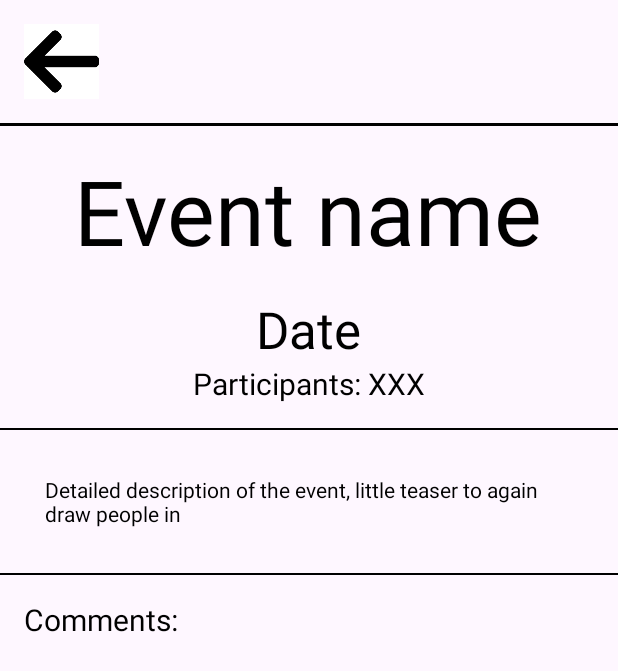
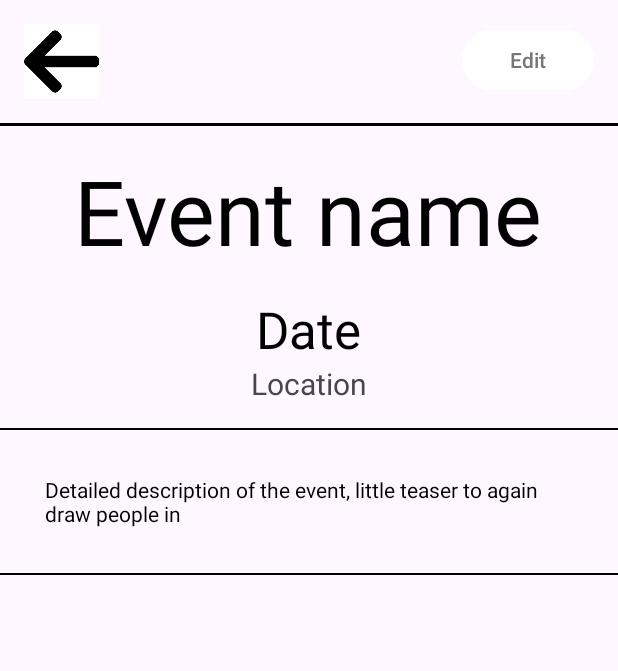
Before and after one commit to Nihaldhara/EsieaBoard, an Android app: the EventPageActivity screen opened directly, with no data from a screen before it, on a phone screen of 412 x 824 dp. Shown: the top 671 px of the screen. Run offline under Robolectric (Android 15) with nearby library versions, the light colour scheme and no system bars.

Commit message:
Version 1.0.0-dev+004

```diff
--- a/app/src/main/java/com/example/esieaboard/EventPageActivity.java
+++ b/app/src/main/java/com/example/esieaboard/EventPageActivity.java
@@ -1,13 +1,66 @@
 package com.example.esieaboard;
 
+import android.content.Intent;
+import android.view.View;
+import android.widget.Button;
+import android.widget.ImageButton;
+import android.widget.TextView;
 import androidx.appcompat.app.AppCompatActivity;
 import android.os.Bundle;
 
 public class EventPageActivity extends AppCompatActivity {
 
+    ImageButton backButton;
+    Button editButton;
+    TextView eventName, eventDate, eventLocation, eventDescription;
+
+    int id;
+    String name, date, location, description;
+
     @Override
     protected void onCreate(Bundle savedInstanceState) {
         super.onCreate(savedInstanceState);
         setContentView(R.layout.activity_event_page);
+
+        backButton = findViewById(R.id.back_button);
+        editButton = findViewById(R.id.edit_button);
+        eventName = findViewById(R.id.event_name);
+        eventDate = findViewById(R.id.event_date);
+        eventLocation = findViewById(R.id.event_location);
+        eventDescription = findViewById(R.id.event_description);
+
+        getSetIntentData();
+
+        backButton.setOnClickListener(new View.OnClickListener() {
+            @Override
+            public void onClick(View view) {
+                finish();
+            }
+        });
+
+        editButton.setOnClickListener(new View.OnClickListener() {
+            @Override
+            public void onClick(View view) {
+                Intent intent = new Intent(EventPageActivity.this, NewModifyEventActivity.class);
+                startActivity(intent);
+            }
+        });
+    }
+
+    void getSetIntentData() {
+        if(getIntent().hasExtra("id") && getIntent().hasExtra("name")
+                && getIntent().hasExtra("description") && getIntent().hasExtra("date")
+                && getIntent().hasExtra("location")) {
+            id = getIntent().getIntExtra("id", -1);
+            name = getIntent().getStringExtra("name");
+            location = getIntent().getStringExtra("location");
+            date = getIntent().getStringExtra("date");
+            description = getIntent().getStringExtra("description");
+
+            eventName.setText(name);
+            eventLocation.setText(location);
+            eventDate.setText(date);
+            eventDescription.setText(description);
+        }
     }
 }
--- a/app/src/main/res/layout/activity_event_page.xml
+++ b/app/src/main/res/layout/activity_event_page.xml
@@ -13,18 +13,18 @@
                      android:src="@drawable/back_button"
                      android:contentDescription="@string/back_button"
                      android:layout_alignParentStart="true"
-                     android:layout_margin="16dp"
                      android:scaleType="centerCrop"
-                     android:padding="0dp"/>
+                     android:padding="0dp" android:layout_marginTop="16dp" android:layout_marginStart="16dp"
+                     android:layout_marginEnd="16dp" android:layout_marginBottom="16dp"/>
 
         <Button android:layout_width="wrap_content" android:layout_height="wrap_content"
-                android:id="@+id/modify_button"
-                android:hint="@string/modify"
+                android:id="@+id/edit_button"
+                android:hint="Edit"
                 android:backgroundTint="@color/white"
                 android:textColorHint="#757575"
                 android:layout_alignParentEnd="true"
-                android:visibility="invisible"
-                android:layout_margin="16dp"/>
+                android:layout_marginTop="16dp" android:layout_marginStart="16dp" android:layout_marginEnd="16dp"
+                android:layout_marginBottom="16dp"/>
 
     </RelativeLayout>
 
@@ -45,8 +45,8 @@
               android:textSize="34sp"/>
 
     <TextView android:layout_width="wrap_content" android:layout_height="wrap_content"
-              android:id="@+id/event_nb_participants"
-              android:hint="@string/event_nb_participants"
+              android:id="@+id/event_location"
+              android:text="Location"
               android:textColorHint="@color/black"
               android:textSize="20sp"
               android:paddingBottom="16dp"/>
@@ -55,7 +55,7 @@
           android:background="@color/black"/>
 
     <TextView android:layout_width="match_parent" android:layout_height="wrap_content"
-              android:id="@+id/user_description"
+              android:id="@+id/event_description"
               android:hint="Detailed description of the event, little teaser to again draw people in"
               android:textColorHint="@color/black"
               android:padding="30dp"/>
@@ -63,11 +63,4 @@
     <View android:layout_width="match_parent" android:layout_height="1dp"
           android:background="@color/black"/>
 
-    <TextView android:layout_width="match_parent" android:layout_height="wrap_content"
-              android:hint="Comments:"
-              android:padding="16dp"
-              android:textColorHint="@color/black"
-              android:textSize="20dp"/>
-
-
 </LinearLayout>
```
Also changed, not shown: app/src/main/java/com/example/esieaboard/MixedAdapter.java (added, +133 -0 lines).
